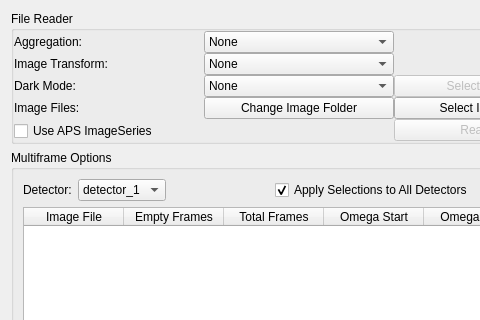
First picture: the form in hexrd/ui/resources/ui/simple_image_series_dialog.ui, repository HEXRD/hexrdgui, before the edit; both pictures show x 0 to 480 and y 0 to 320 of the 598 by 675 pixel window.
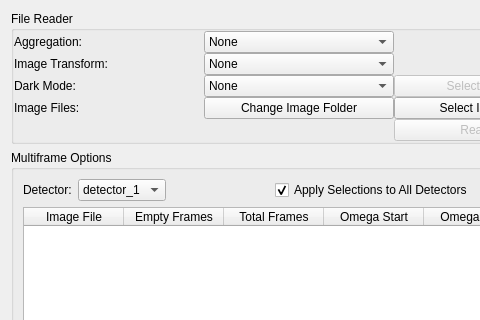
Second picture: the form after the edit.

Commit message:
Remove the APS Imageseries option
This was originally intended for users to be able to select all of the images
in a chosen directory to be loaded in as an imageseries. This option is now
handled in both the image stack dialog and the simple imageseries dialog and
is no longer needed.

What changed in the file:
```diff
--- a/hexrd/ui/resources/ui/simple_image_series_dialog.ui
+++ b/hexrd/ui/resources/ui/simple_image_series_dialog.ui
@@ -76,13 +76,6 @@
         </property>
        </widget>
       </item>
-      <item row="5" column="0">
-       <widget class="QCheckBox" name="aps_imageseries">
-        <property name="text">
-         <string>Use APS ImageSeries</string>
-        </property>
-       </widget>
-      </item>
       <item row="2" column="0">
        <widget class="QLabel" name="dark_label">
         <property name="text">
```
The commit also changes 4 other files.
